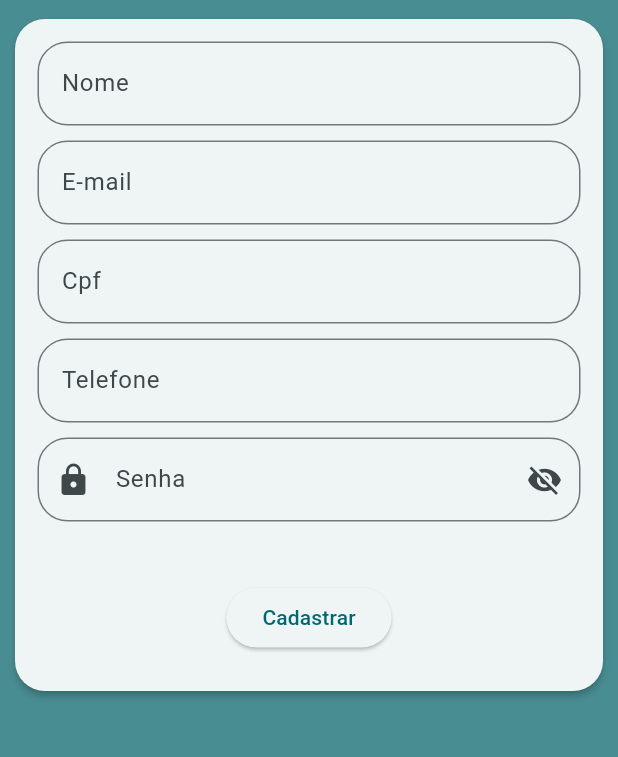
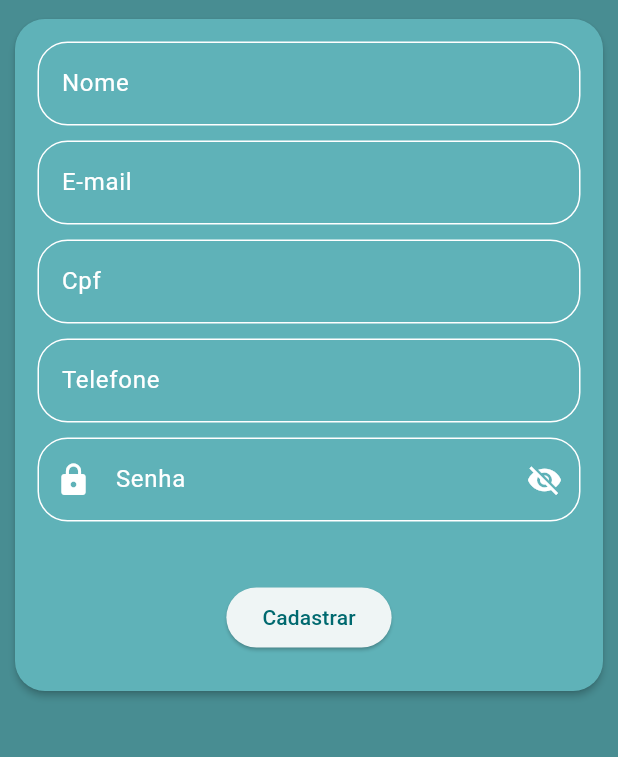
Before and after one commit to PedroSergioCMO/Doou-Flutter, a Flutter app: the screen it shows after launch, after a tap on "Cadastrar", on a phone screen of 412 x 824 dp, the part 263-1020 px from its top. Run offline on Flutter 3.47's test engine with Material 2 defaults, Android fonts, the light colour scheme and no system bars; our stand-ins replace get; missing offline and left inert: dart:ffi.

Commit message:
Commit Ayrton Senna v2

```diff
--- a/lib/screens/cadastrosUsuario_page.dart
+++ b/lib/screens/cadastrosUsuario_page.dart
@@ -40,6 +40,7 @@ class _cadastro_usuarioState extends State<cadastro_usuario> {
           ),
           Center(
             child: Card(
+              color: Color.fromRGBO(95, 178, 184, 1),
               shape: RoundedRectangleBorder(
                 borderRadius: BorderRadius.circular(20),
               ),
@@ -76,11 +77,11 @@ class _cadastro_usuarioState extends State<cadastro_usuario> {
                       obscureText: !_senhaVisibel,
                       labelText: "Senha",
                       controller: _senhaController,
-                      prefixIcon: Icon(Icons.lock),
+                      prefixIcon: Icon(Icons.lock, color: Colors.white),
                       suffixIcon: IconButton(
                         icon: _senhaVisibel
-                            ? Icon(Icons.visibility)
-                            : Icon(Icons.visibility_off),
+                            ? Icon(Icons.visibility, color: Colors.white)
+                            : Icon(Icons.visibility_off, color: Colors.white),
                         onPressed: () {
                           setState(() {
                             _senhaVisibel = !_senhaVisibel;
--- a/lib/screens/login_page.dart
+++ b/lib/screens/login_page.dart
@@ -32,8 +32,9 @@ class _login_pageState extends State<login_page> {
           ),
           Center(
             child: Card(
+              color: Color.fromRGBO(95, 178, 184, 1),
               shape: RoundedRectangleBorder(
-                borderRadius: BorderRadius.circular(20),
+                borderRadius: BorderRadius.circular(30),
               ),
               elevation: 2,
               margin: EdgeInsets.symmetric(horizontal: 15),
@@ -53,11 +54,14 @@ class _login_pageState extends State<login_page> {
                       obscureText: !_senhaVisibel,
                       labelText: "Senha",
                       controller: _senhaController,
-                      prefixIcon: Icon(Icons.lock),
+                      prefixIcon: Icon(
+                        Icons.lock,
+                        color: Colors.white,
+                      ),
                       suffixIcon: IconButton(
                         icon: _senhaVisibel
-                            ? Icon(Icons.visibility)
-                            : Icon(Icons.visibility_off),
+                            ? Icon(Icons.visibility, color: Colors.white)
+                            : Icon(Icons.visibility_off, color: Colors.white),
                         onPressed: () {
                           setState(() {
                             _senhaVisibel = !_senhaVisibel;
--- a/lib/widgets/text_field_adaptada.dart
+++ b/lib/widgets/text_field_adaptada.dart
@@ -25,12 +25,23 @@ class _text_field_adaptadaState extends State<text_field_adaptada> {
       controller: widget.controller,
       obscureText: widget.obscureText,
       decoration: InputDecoration(
-          labelText: widget.labelText,
-          prefixIcon: widget.prefixIcon,
-          suffixIcon: widget.suffixIcon,
-          border: OutlineInputBorder(
-            borderRadius: BorderRadius.circular(20),
-          )),
+        labelStyle: TextStyle(color: Colors.white),
+        labelText: widget.labelText,
+        prefixIcon: widget.prefixIcon,
+        suffixIcon: widget.suffixIcon,
+        focusedBorder: OutlineInputBorder(
+          borderRadius: BorderRadius.circular(20),
+          borderSide: BorderSide(color: Colors.white),
+        ),
+        enabledBorder: OutlineInputBorder(
+          borderRadius: BorderRadius.circular(20),
+          borderSide: BorderSide(color: Colors.white),
+        ),
+        // border: OutlineInputBorder(
+        //   borderRadius: BorderRadius.circular(20),
+        //   borderSide: BorderSide(color: Colors.red),
+        // )
+      ),
     );
   }
 }
--- a/pubspec.yaml
+++ b/pubspec.yaml
@@ -36,6 +36,7 @@ dependencies:
   # Use with the CupertinoIcons class for iOS style icons.
   cupertino_icons: ^1.0.2
   get: ^4.6.1
+  http: ^1.1.0
 
 dev_dependencies:
   flutter_test:
```
Also changed, not shown: pubspec.lock.
